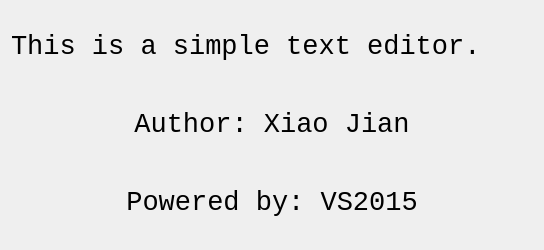
First picture: the form in TextEditor/AboutBox.ui, repository xzjqx/TextEdit, before the edit.
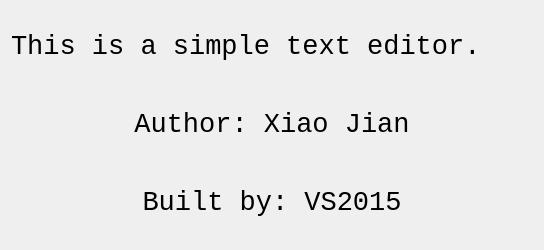
Second picture: the form after the edit.

```diff
--- a/TextEditor/AboutBox.ui
+++ b/TextEditor/AboutBox.ui
@@ -61,7 +61,7 @@
       </font>
      </property>
      <property name="text">
-      <string>&lt;html&gt;&lt;head/&gt;&lt;body&gt;&lt;p align=&quot;center&quot;&gt;Powered by: VS2015&lt;/p&gt;&lt;/body&gt;&lt;/html&gt;</string>
+      <string>&lt;html&gt;&lt;head/&gt;&lt;body&gt;&lt;p align=&quot;center&quot;&gt;Built by: VS2015&lt;/p&gt;&lt;/body&gt;&lt;/html&gt;</string>
      </property>
     </widget>
    </item>
```
